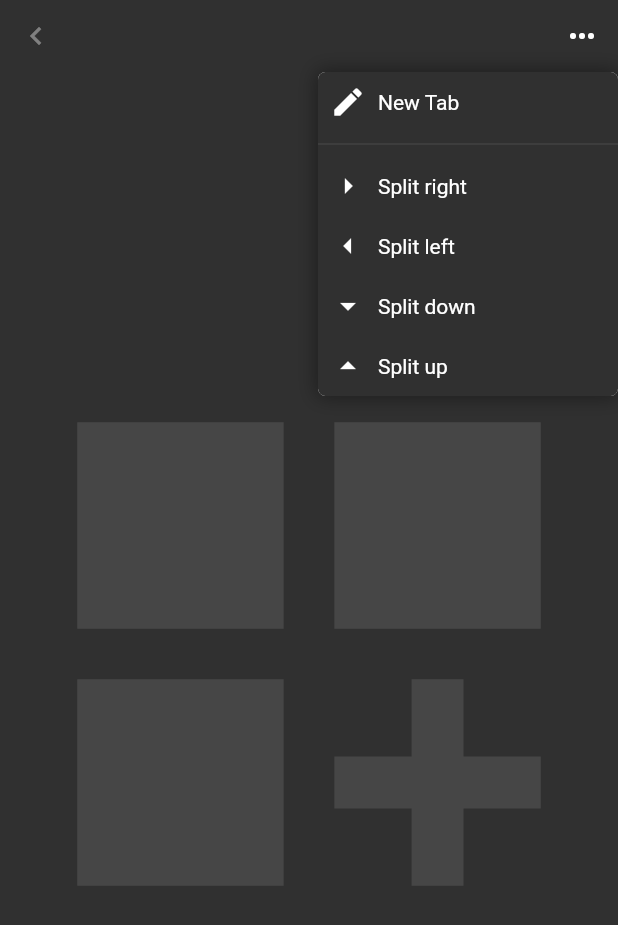
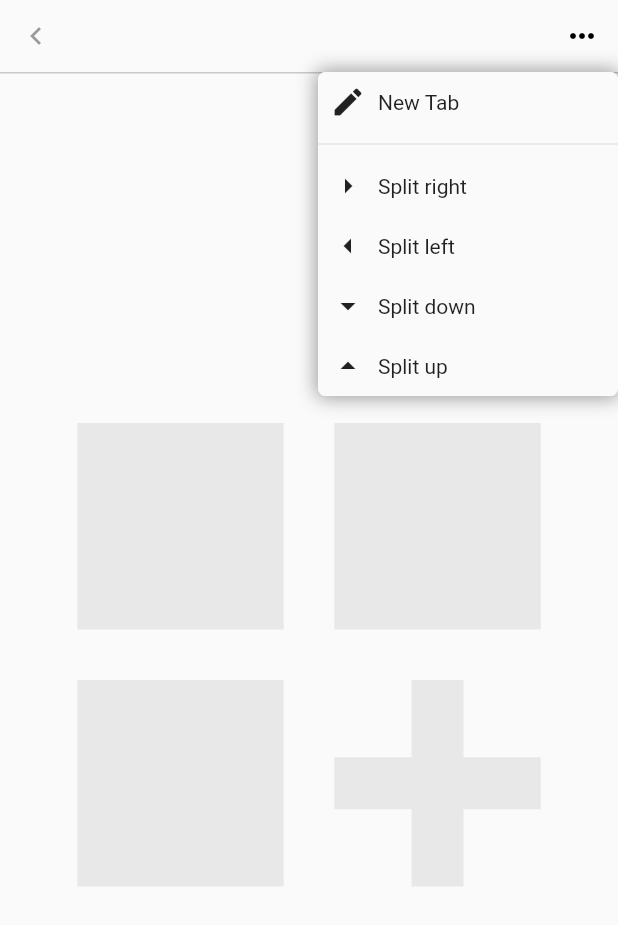
Before and after one commit to Rudiksz/tabpanel, a Flutter app: the screen it shows after launch, after a tap on the "keyboard control" icon, on a phone screen of 412 x 824 dp. Shown: the top 925 px of the screen. Run offline on Flutter 3.47's test engine with Material 2 defaults, Android fonts, the light colour scheme and no system bars; our stand-ins replace flutter_mobx, mobx; generated files the repository leaves out were written again.

Commit message:
Documentation and cleanup for v0.1.0

````diff
--- a/example/lib/main.dart
+++ b/example/lib/main.dart
@@ -2,38 +2,13 @@ import 'package:flutter/material.dart';
 import 'package:tabpanel/tabpanel.dart';
 
 void main() async {
-  final tabPanel = TabPanel(
-    defaultPage: PageA(),
+  final tabPanel = TabPanel(defaultPage: PageA());
+
+  runApp(
+    MaterialApp(
+      home: TabPanelWidget(tabPanel),
+    ),
   );
-
-  runApp(MaterialApp(
-    debugShowCheckedModeBanner: false,
-    themeMode: ThemeMode.dark,
-    theme: ThemeData.dark(),
-    home: HomeWidget(tabPanel: tabPanel),
-  ));
-}
-
-class HomeWidget extends StatelessWidget {
-  const HomeWidget({
-    Key key,
-    @required this.tabPanel,
-  }) : super(key: key);
-
-  final TabPanel tabPanel;
-
-  @override
-  Widget build(BuildContext context) {
-    return Scaffold(
-      body: TabPanelTheme(
-        data: TabPanelThemeData(
-          dividerWidth: 4,
-          dividerColor: Theme.of(context).colorScheme.onSurface,
-        ),
-        child: TabPanelWidget(tabPanel),
-      ),
-    );
-  }
 }
 
 class PageA extends StatelessWidget {
--- a/lib/src/tab_panel_theme.dart
+++ b/lib/src/tab_panel_theme.dart
@@ -16,8 +16,8 @@ class TabPanelThemeData with Diagnosticable {
   /// Creates a theme that can be used for [TabPanelTheme] or
   /// [ThemeData.bannerTheme].
   const TabPanelThemeData({
-    this.dividerColor = const Color.fromARGB(255, 40, 40, 40),
-    this.dividerWidth = 15.0,
+    this.dividerColor,
+    this.dividerWidth = 4.0,
   });
 
   /// The color of the divider which acts as a drag handle to resize the panel.
--- a/lib/src/tab_panel_widget.dart
+++ b/lib/src/tab_panel_widget.dart
@@ -11,41 +11,18 @@ import 'tab_widget.dart';
 /// Displays a tab panel. Tab panels can be split horizontally or vertically
 /// and can nest indefinitely.
 ///
-/// Requires a material ancestor widget.
-///
 /// You should hold on to a reference of the root panel separately to prevent
-/// hotreload from resetting your state.
+/// hot-reload from resetting your state.
 ///
 /// ```dart
 /// void main() async {
-///   final tabPanel = TabPanel();
+///   final tabPanel = TabPanel(defaultPage: YourDefaultPage());
 
-///   runApp(MaterialApp(
-///     debugShowCheckedModeBanner: false,
-///     home: HomeWidget(tabPanel: tabPanel),
-///   ));
-/// }
-
-/// class HomeWidget extends StatelessWidget {
-///   const HomeWidget({
-///     Key? key,
-///     required this.tabPanel,
-///   }) : super(key: key);
-
-///   final TabPanel tabPanel;
-
-///   @override
-///   Widget build(BuildContext context) {
-///     return Scaffold(
-///       body: TabPanelTheme(
-///         data: TabPanelThemeData(
-///           dividerWidth: 4,
-///           dividerColor: Colors.grey,
-///         ),
-///         child: TabPanelWidget(tabPanel: tabPanel),
-///       ),
-///     );
-///   }
+///   runApp(
+///     MaterialApp(
+///       home: TabPanelWidget(tabPanel),
+///     ),
+///   );
 /// }
 /// ```
 class TabPanelWidget extends StatelessWidget {
@@ -61,7 +38,8 @@ class TabPanelWidget extends StatelessWidget {
     return DragTarget<Tab>(
       onWillAccept: panel.willAcceptTab,
       onAccept: panel.acceptTab,
-      builder: (_, __, ___) => Observer(builder: (_) {
+      builder: (_, __, ___) => Material(
+        child: Observer(builder: (_) {
           final panels = panel.panels;
           final panelsCount = panels?.length ?? 0;
 
@@ -69,7 +47,8 @@ class TabPanelWidget extends StatelessWidget {
             return LayoutBuilder(builder: (context, constraints) {
               final tabPanelTheme = TabPanelTheme.of(context);
 
-            panel.calculatePanelSizes(constraints, tabPanelTheme.dividerWidth);
+              panel.calculatePanelSizes(
+                  constraints, tabPanelTheme.dividerWidth);
 
               // Store the constraints for later
               panel.constraints = constraints;
@@ -81,7 +60,11 @@ class TabPanelWidget extends StatelessWidget {
                       child: Container(
                         height: tabPanelTheme.dividerWidth,
                         width: constraints.maxWidth,
-                      color: tabPanelTheme.dividerColor,
+                        color: tabPanelTheme.dividerColor ??
+                            Theme.of(context)
+                                .colorScheme
+                                .onSurface
+                                .withOpacity(0.5),
                       ),
                     )
                   : MouseRegion(
@@ -89,7 +72,11 @@ class TabPanelWidget extends StatelessWidget {
                       child: Container(
                         width: tabPanelTheme.dividerWidth,
                         height: constraints.maxHeight,
-                      color: tabPanelTheme.dividerColor,
+                        color: tabPanelTheme.dividerColor ??
+                            Theme.of(context)
+                                .colorScheme
+                                .onSurface
+                                .withOpacity(0.5),
                       ),
                     );
 
@@ -104,8 +91,9 @@ class TabPanelWidget extends StatelessWidget {
                     return SizedBox(
                       height:
                           panel.axis == Axis.vertical ? size : double.infinity,
-                    width:
-                        panel.axis == Axis.horizontal ? size : double.infinity,
+                      width: panel.axis == Axis.horizontal
+                          ? size
+                          : double.infinity,
                       child: i < panels.length
                           ? TabPanelWidget(panels[i])
                           : SizedBox.shrink(),
@@ -172,6 +160,10 @@ class TabPanelWidget extends StatelessWidget {
                   _panelMenu(context),
                 ],
               ),
+              Container(
+                height: 1,
+                color: Theme.of(context).colorScheme.onSurface.withOpacity(.2),
+              ),
               Expanded(
                 child: ParentTab(
                   tab: selectedTab,
@@ -185,12 +177,16 @@ class TabPanelWidget extends StatelessWidget {
             ],
           );
         }),
+      ),
     );
   }
 
   ContextMenu _panelMenu(BuildContext context) {
     return ContextMenu(
-      icon: Icon(Icons.more_horiz),
+      icon: Icon(
+        Icons.more_horiz,
+        color: Theme.of(context).colorScheme.onSurface,
+      ),
       showOnTap: true,
       menuItems: [
         ContextMenuItem(
--- a/pubspec.yaml
+++ b/pubspec.yaml
@@ -1,8 +1,8 @@
 name: tabpanel
-description: Nestable panels with support for tabs and pages
-version: 0.0.1
+description: Tabbed inferface with support for nested and resizeable panels.
+version: 0.1.0
 author: Rudolf Martincsek
-homepage:
+homepage: https://github.com/Rudiksz/tabpanel
 
 environment:
   sdk: '>=2.9.0-0 <3.0.0'
````
Also changed, not shown: lib/src/tab.dart (+6 -6 lines), lib/src/tab_panel.dart (+43 -35 lines), lib/src/tab_widget.dart (+5 -5 lines), lib/src/tab.g.dart, lib/src/tab_panel.g.dart, screenshot.png (added), 2 other files. Lines whose indentation alone changed are shown as unchanged.
